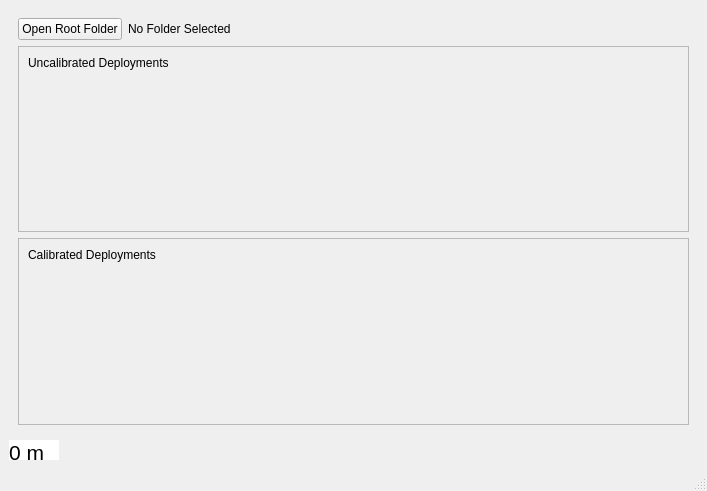
First picture: the form in gui.ui, repository adam-kosinski/Data-Plus-Zoe-Depth, before the edit.
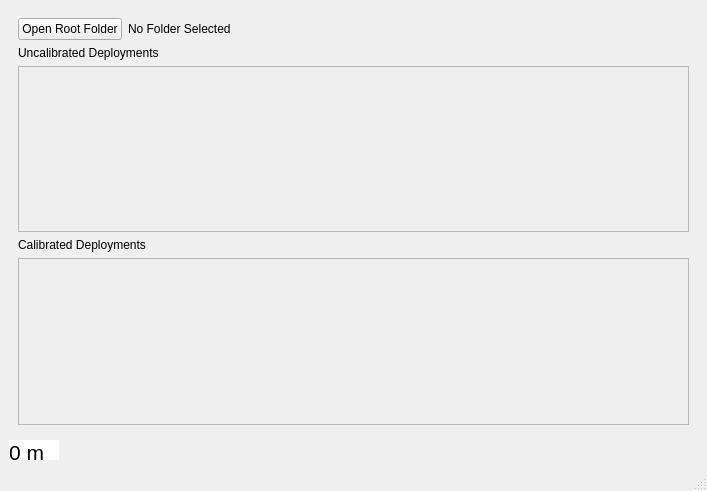
Second picture: the form after the edit.

Patch:
```diff
--- a/gui.ui
+++ b/gui.ui
@@ -58,6 +58,13 @@
           </item>
          </layout>
         </item>
+        <item>
+         <widget class="QLabel" name="label">
+          <property name="text">
+           <string>Uncalibrated Deployments</string>
+          </property>
+         </widget>
+        </item>
         <item>
          <widget class="QScrollArea" name="scrollArea">
           <property name="widgetResizable">
@@ -69,17 +76,10 @@
              <x>0</x>
              <y>0</y>
              <width>681</width>
-             <height>188</height>
+             <height>174</height>
             </rect>
            </property>
            <layout class="QVBoxLayout" name="verticalLayout_2">
-            <item>
-             <widget class="QLabel" name="label">
-              <property name="text">
-               <string>Uncalibrated Deployments</string>
-              </property>
-             </widget>
-            </item>
             <item>
              <layout class="QVBoxLayout" name="uncalibratedDeployments"/>
             </item>
@@ -100,6 +100,13 @@
           </widget>
          </widget>
         </item>
+        <item>
+         <widget class="QLabel" name="label_2">
+          <property name="text">
+           <string>Calibrated Deployments</string>
+          </property>
+         </widget>
+        </item>
         <item>
          <widget class="QScrollArea" name="scrollArea_2">
           <property name="widgetResizable">
@@ -111,17 +118,10 @@
              <x>0</x>
              <y>0</y>
              <width>681</width>
-             <height>188</height>
+             <height>174</height>
             </rect>
            </property>
            <layout class="QVBoxLayout" name="verticalLayout_3">
-            <item>
-             <widget class="QLabel" name="label_2">
-              <property name="text">
-               <string>Calibrated Deployments</string>
-              </property>
-             </widget>
-            </item>
             <item>
              <layout class="QVBoxLayout" name="calibratedDeployments"/>
             </item>
```
